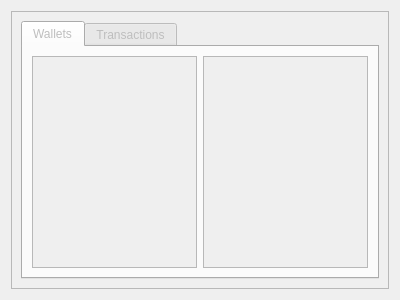
The window that res/ui/currency_tab.ui (duniter/sakia) describes before a commit, drawn with Qt 5.
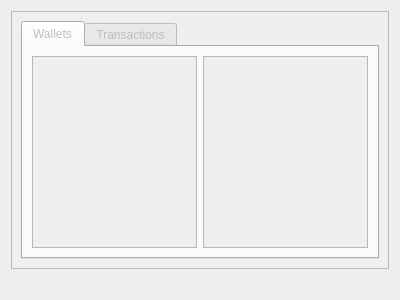
The same window after the commit. Icons and pictures are not drawn.

Commit message: Fixing few bugs Renaming actions in the member tab Added a BlockchainInspector thread to check for new blocs and refresh the UI

```diff
--- a/res/ui/currency_tab.ui
+++ b/res/ui/currency_tab.ui
@@ -100,6 +100,13 @@
      </layout>
     </widget>
    </item>
+   <item>
+    <widget class="QLabel" name="label_current_block">
+     <property name="text">
+      <string/>
+     </property>
+    </widget>
+   </item>
   </layout>
  </widget>
  <resources>
```
The commit also changes 6 other files.
